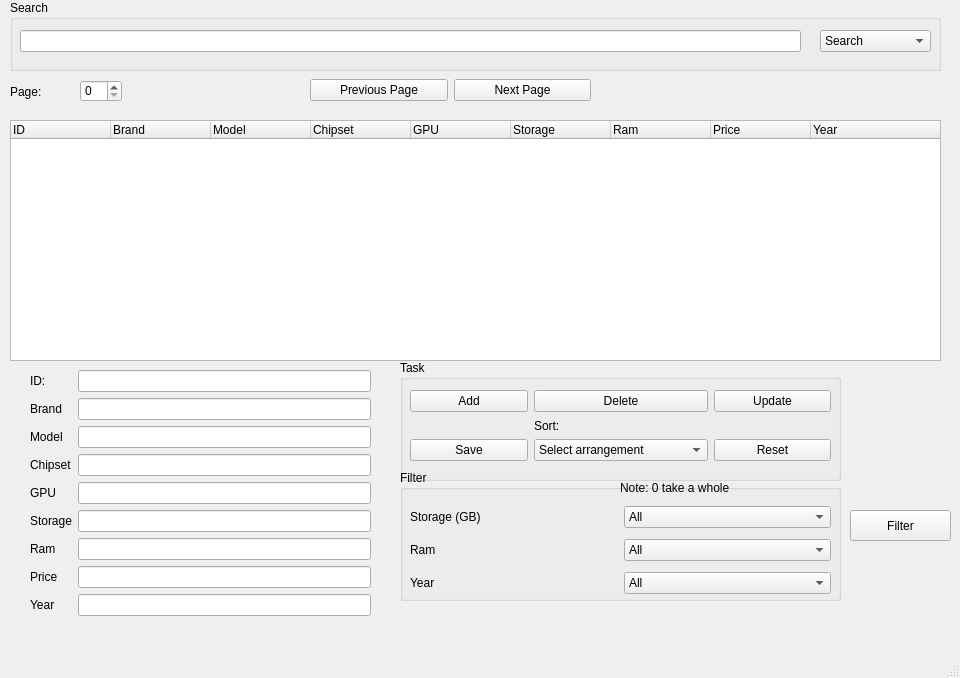
Before: the Qt Designer form 23AD11044_LeVanNhan/mainwindow.ui in leva25012005/Final-Project-DSA, drawn with Qt 5.
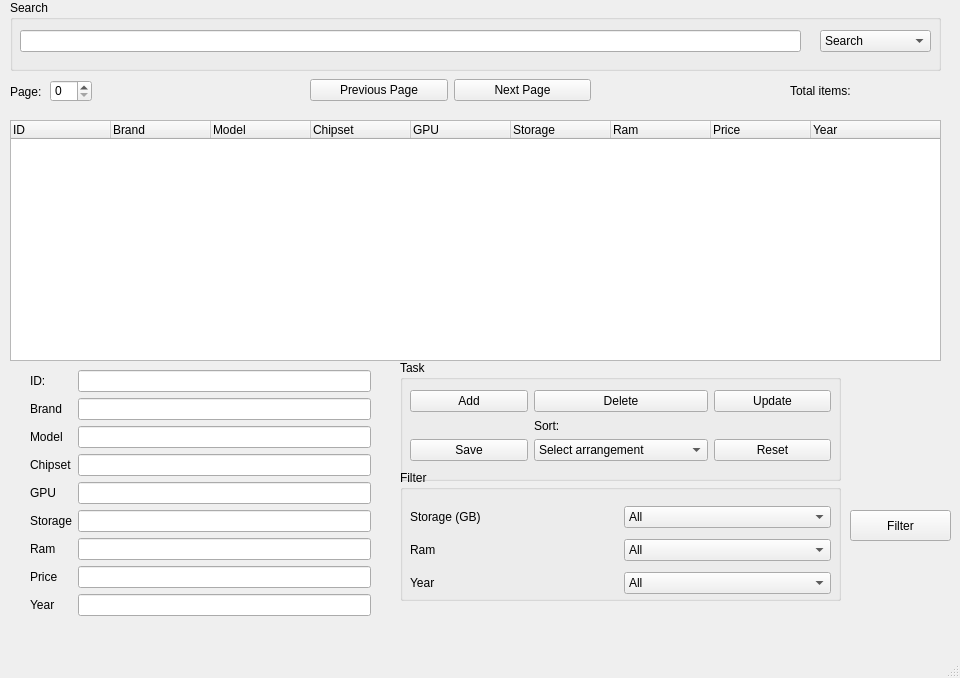
After: the same form once the commit is applied.

Patch:
```diff
--- a/23AD11044_LeVanNhan/mainwindow.ui
+++ b/23AD11044_LeVanNhan/mainwindow.ui
@@ -361,7 +361,7 @@
    <widget class="QSpinBox" name="sbPage">
     <property name="geometry">
      <rect>
-      <x>80</x>
+      <x>50</x>
       <y>80</y>
       <width>42</width>
       <height>22</height>
@@ -553,19 +553,6 @@
       </item>
      </layout>
     </widget>
-    <widget class="QLabel" name="label">
-     <property name="geometry">
-      <rect>
-       <x>220</x>
-       <y>10</y>
-       <width>141</width>
-       <height>16</height>
-      </rect>
-     </property>
-     <property name="text">
-      <string>Note: 0 take a whole</string>
-     </property>
-    </widget>
    </widget>
    <widget class="QPushButton" name="btnFilter">
     <property name="geometry">
@@ -580,6 +567,19 @@
      <string>Filter</string>
     </property>
    </widget>
+   <widget class="QLabel" name="txt_total">
+    <property name="geometry">
+     <rect>
+      <x>790</x>
+      <y>80</y>
+      <width>141</width>
+      <height>21</height>
+     </rect>
+    </property>
+    <property name="text">
+     <string>Total items:</string>
+    </property>
+   </widget>
   </widget>
   <widget class="QMenuBar" name="menubar">
    <property name="geometry">
```
